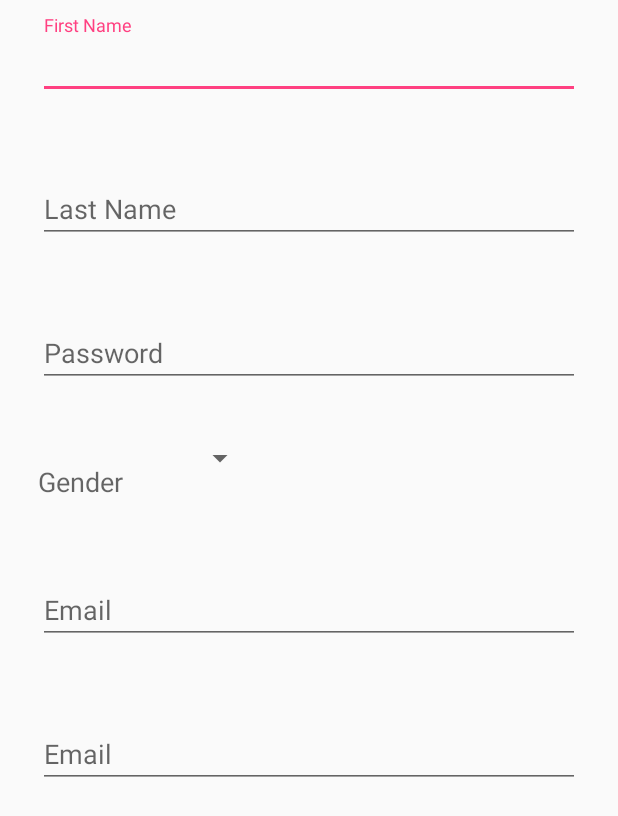
After one commit to alexDorni/CivilRights, an Android app: the layout register_log.xml on its own in the app's theme, with its tools: preview values and no code run, on a phone screen of 412 x 824 dp. The commit adds this screen. Shown: the top 816 px of the screen. Run offline under Robolectric (Android 15) with nearby library versions, the phone set to English and light mode, and no system bars.

Commit message:
New Layout register_log

```diff
--- a/app/src/main/AndroidManifest.xml
+++ b/app/src/main/AndroidManifest.xml
@@ -2,6 +2,7 @@
 <manifest xmlns:android="http://schemas.android.com/apk/res/android"
     package="com.example.heroalex.copscivilslicense">
 
+    <uses-permission android:name="android.permission.INTERNET"/>
     <application
         android:allowBackup="true"
         android:icon="@mipmap/ic_launcher"
--- /dev/null
+++ b/app/src/main/res/layout/register_log.xml
@@ -0,0 +1,80 @@
+<?xml version="1.0" encoding="utf-8"?>
+<ScrollView xmlns:android="http://schemas.android.com/apk/res/android" android:layout_width="match_parent"
+    android:layout_height="match_parent"
+    android:gravity="left"
+    android:orientation="vertical">
+    <LinearLayout
+        android:layout_width="match_parent"
+        android:layout_height="wrap_content"
+        android:gravity="center"
+        android:layout_gravity="left"
+        android:orientation="vertical">
+        <android.support.design.widget.TextInputLayout
+            android:id="@+id/layout_input_first_name"
+            android:layout_width="match_parent"
+            android:layout_height="wrap_content"
+            android:padding="10dp">
+        <AutoCompleteTextView
+            android:layout_margin="15dp"
+            android:id="@+id/input_first_name"
+            android:layout_width="match_parent"
+            android:layout_height="wrap_content"
+            android:hint="@string/first_name"/>
+
+        </android.support.design.widget.TextInputLayout>
+
+        <AutoCompleteTextView
+           android:layout_margin="25dp"
+           android:id="@+id/input_last_name"
+           android:layout_width="match_parent"
+           android:layout_height="wrap_content"
+           android:hint="@string/last_name"/>
+
+        <AutoCompleteTextView
+            android:layout_margin="25dp"
+            android:id="@+id/input_password_register"
+            android:layout_width="match_parent"
+            android:layout_height="wrap_content"
+            android:hint="@string/password"/>
+
+        <!-- Aici'sa cum ar trebui s'arate mai frumos? -->
+            <LinearLayout
+                android:id="@+id/layout_select_gender"
+                android:layout_width="match_parent"
+                android:layout_height="wrap_content"
+                android:layout_gravity="left"
+                android:orientation="horizontal">
+                <TextView
+                    android:layout_width="wrap_content"
+                    android:layout_height="match_parent"
+                    android:layout_margin="25dp"
+                    android:textSize="18dp"
+                    android:hint="@string/gender_sex"
+                    />
+
+                <Spinner
+                    android:layout_width="wrap_content"
+                    android:layout_height="fill_parent"
+                    android:layout_gravity="left"
+                    android:layout_marginTop="25dp"
+                    android:layout_margin="15dp">
+
+                </Spinner>
+            </LinearLayout>
+        <!-- Aici'sa se termina -->
+
+        <AutoCompleteTextView
+            android:layout_margin="25dp"
+            android:id="@+id/input_email_register"
+            android:layout_width="match_parent"
+            android:layout_height="wrap_content"
+            android:hint="@string/email"/>
+        <AutoCompleteTextView
+            android:layout_margin="25dp"
+            android:id="@+id/input_email_register"
+            android:layout_width="match_parent"
+            android:layout_height="wrap_content"
+            android:hint="@string/email"/>
+
+    </LinearLayout>
+</ScrollView>
--- a/build.gradle
+++ b/build.gradle
@@ -9,7 +9,7 @@ buildscript {
     dependencies {
         classpath 'com.android.tools.build:gradle:3.0.0'
 
-        classpath 'com.google.gms:google-services:3.1.0'
+        classpath 'com.google.gms:google-services:3.1.1'
         // NOTE: Do not place your application dependencies here; they belong
         // in the individual module build.gradle files
     }
@@ -19,6 +19,10 @@ allprojects {
     repositories {
         google()
         jcenter()
+        maven {
+            url "https://maven.google.com" // Google's Maven repository
+        }
+
     }
 }
 
```
Also changed, not shown: app/src/main/java/com/example/heroalex/copscivilslicense/MainActivity.java (+18 -7 lines), app/src/main/res/values/strings.xml (+20 -0 lines).
